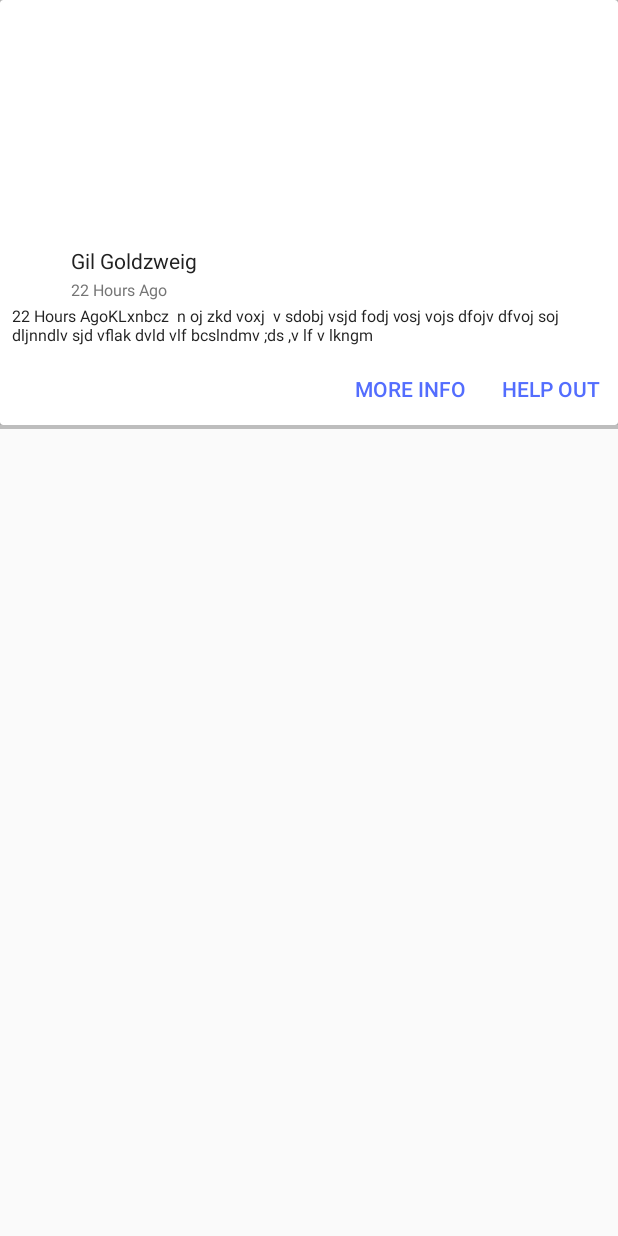
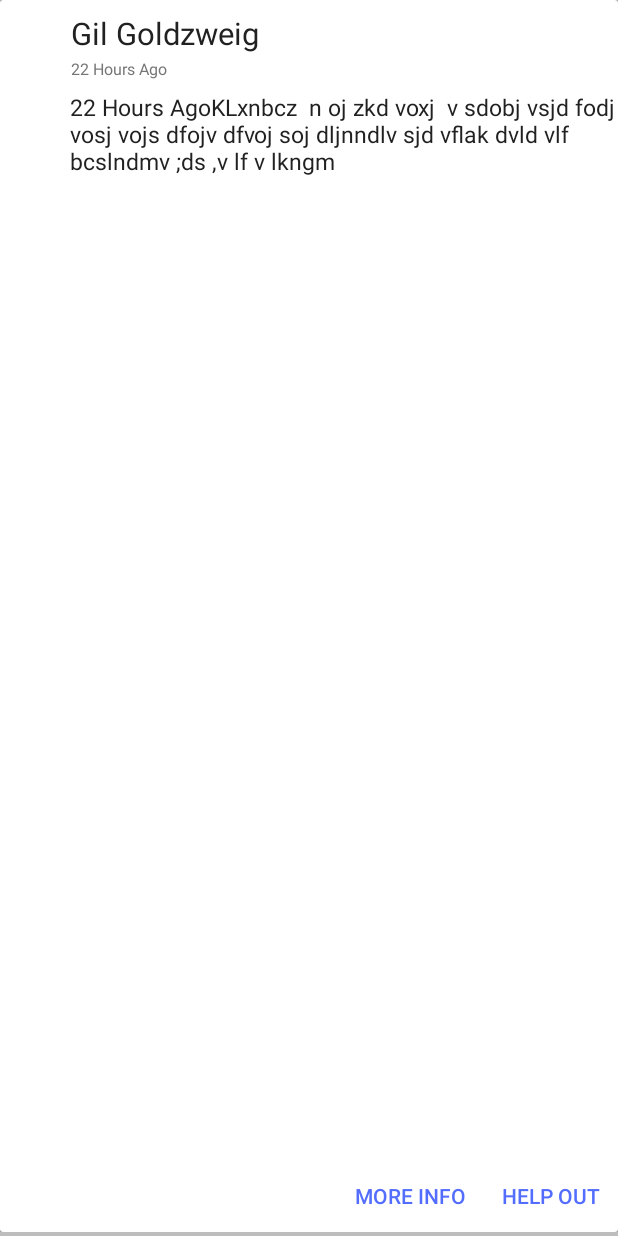
Before and after one commit to gilgoldzweig/TimeShare, an Android app: the layout item_request.xml on its own in the app's theme, with its tools: preview values and no code run, on a phone screen of 412 x 824 dp. Run offline under Robolectric (Android 15) with nearby library versions, the phone set to English and light mode, and no system bars.

Commit message:
commit to pull

```diff
--- a/app/src/main/java/cc/time_share/android/server/ServerHandler.java
+++ b/app/src/main/java/cc/time_share/android/server/ServerHandler.java
@@ -1,6 +1,7 @@
 package cc.time_share.android.server;
 
 
+import android.content.Context;
 import android.util.Log;
 
 import com.google.firebase.database.ChildEventListener;
@@ -15,9 +16,12 @@ import java.util.HashSet;
 import java.util.List;
 
 import cc.time_share.android.models.Request;
+import cc.time_share.android.models.Transaction;
 import cc.time_share.android.models.User;
 import cc.time_share.android.utilites.GlobalSharedPreferences;
 import cc.time_share.android.utilites.SharedPrefKeys;
+import io.kimo.lib.faker.component.text.NameComponent;
+import io.kimo.lib.faker.component.text.URLComponent;
 
 /**
  * Created by gilgoldzweig on 30/03/2017.
@@ -93,7 +97,6 @@ public class ServerHandler {
         request.setKey(key);
         mDatabase.child("requests").child(key).setValue(request);
     }
-
     public void deleteRequest(String requestKey) {
         mDatabase.child("requests").child(requestKey).setValue(null);
     }
--- a/app/src/main/java/cc/time_share/android/view_holders/TransactionViewHolder.java
+++ b/app/src/main/java/cc/time_share/android/view_holders/TransactionViewHolder.java
@@ -16,8 +16,6 @@ import cc.time_share.android.R;
 
 public class TransactionViewHolder extends RecyclerView.ViewHolder {
 
-    @BindView(R.id.img_cover)
-    public ImageView mCoverImage;
     @BindView(R.id.img_creator_profile)
     public ImageView mProfileImage;
     @BindView(R.id.txt_creator_name)
--- a/app/src/main/res/layout/activity_main.xml
+++ b/app/src/main/res/layout/activity_main.xml
@@ -19,7 +19,7 @@
     <android.support.v7.widget.RecyclerView
         android:id="@+id/requests_recycler_view"
         android:layout_width="match_parent"
-        android:layout_height="match_parent"
+        android:layout_height="wrap_content"
         android:layout_below="@id/toolbar_main"/>
     <android.support.design.widget.FloatingActionButton
         android:id="@+id/fab_create"
--- a/app/src/main/res/layout/activity_profile.xml
+++ b/app/src/main/res/layout/activity_profile.xml
@@ -26,7 +26,6 @@
                 android:id="@+id/img_profile"
                 android:layout_width="@dimen/_120sdp"
                 android:layout_height="@dimen/_120sdp"
-                android:src="@drawable/pexels_photo_206559_720p"
                 android:layout_centerInParent="true"
                 app:civ_border_width="2dp"
                 app:civ_border_color="#FF000000"/>
--- a/app/src/main/res/layout/item_request.xml
+++ b/app/src/main/res/layout/item_request.xml
@@ -3,7 +3,7 @@
     xmlns:app="http://schemas.android.com/apk/res-auto"
     android:orientation="vertical"
     android:layout_width="match_parent"
-    android:layout_height="@dimen/_220sdp"
+    android:layout_height="wrap_content"
     android:background="@color/divider"
     android:paddingBottom="@dimen/_2sdp">
 <android.support.v7.widget.CardView
@@ -15,22 +15,17 @@
     android:layout_width="match_parent"
     android:layout_height="match_parent">
     <ImageView
-        android:layout_width="match_parent"
-        android:layout_height="@dimen/_120sdp"
-        android:id="@+id/img_request_general" />
-    <ImageView
         android:layout_width="@dimen/_24sdp"
         android:layout_height="@dimen/_24sdp"
-        android:layout_below="@id/img_request_general"
         android:layout_margin="@dimen/_6sdp"
         android:id="@+id/img_creator_profile"/>
     <TextView
         android:id="@+id/txt_creator_name"
         android:layout_width="wrap_content"
         android:layout_height="wrap_content"
+        android:textSize="@dimen/_16ssp"
         android:layout_marginTop="@dimen/_6sdp"
         android:layout_marginBottom="@dimen/_2sdp"
-        android:layout_below="@id/img_request_general"
         android:layout_toRightOf="@id/img_creator_profile"
         android:text="Gil Goldzweig"
         android:textColor="@color/primary_text"/>
@@ -42,17 +37,20 @@
         android:layout_toRightOf="@id/img_creator_profile"
         android:text="22 Hours Ago"
         android:textColor="@color/secondary_text"
-        android:textSize="@dimen/_8ssp"/>
+        android:textSize="@dimen/_8ssp"
+        android:layout_marginBottom="@dimen/_4sdp"/>
     <TextView
         android:id="@+id/txt_transaction_description"
         android:layout_width="wrap_content"
-        android:layout_height="@dimen/_25sdp"
+        android:layout_height="wrap_content"
         android:layout_below="@id/img_creator_profile"
-        android:layout_marginLeft="@dimen/_6sdp"
+        android:layout_marginLeft="@dimen/_36sdp"
         android:ellipsize="end"
         android:text="22 Hours AgoKLxnbcz  n oj zkd voxj  v sdobj vsjd fodj vosj vojs dfojv dfvoj soj dljnndlv sjd vflak dvld vlf bcslndmv ;ds ,v lf v lkngm"
         android:textColor="@color/primary_text"
-        android:textSize="@dimen/_8ssp"/>
+        android:textSize="@dimen/_12ssp"
+        android:layout_marginTop="@dimen/_10sdp"
+        android:layout_marginBottom="@dimen/_10sdp"/>
     <Button
         android:id="@+id/btn_agree_deal"
         android:layout_width="wrap_content"
```
Also changed, not shown: app/src/main/java/cc/time_share/android/activities/HomeActivity.java (+5 -3 lines), app/src/main/java/cc/time_share/android/activities/MainActivity.java (+28 -13 lines), app/src/main/java/cc/time_share/android/activities/MapFragment.java (+114 -3 lines), app/src/main/java/cc/time_share/android/models/Transaction.java (+15 -0 lines), app/src/main/res/layout/fragment_map.xml (+5 -8 lines), app/src/main/res/menu/toolbar_notifications_menu.xml (+9 -4 lines).
